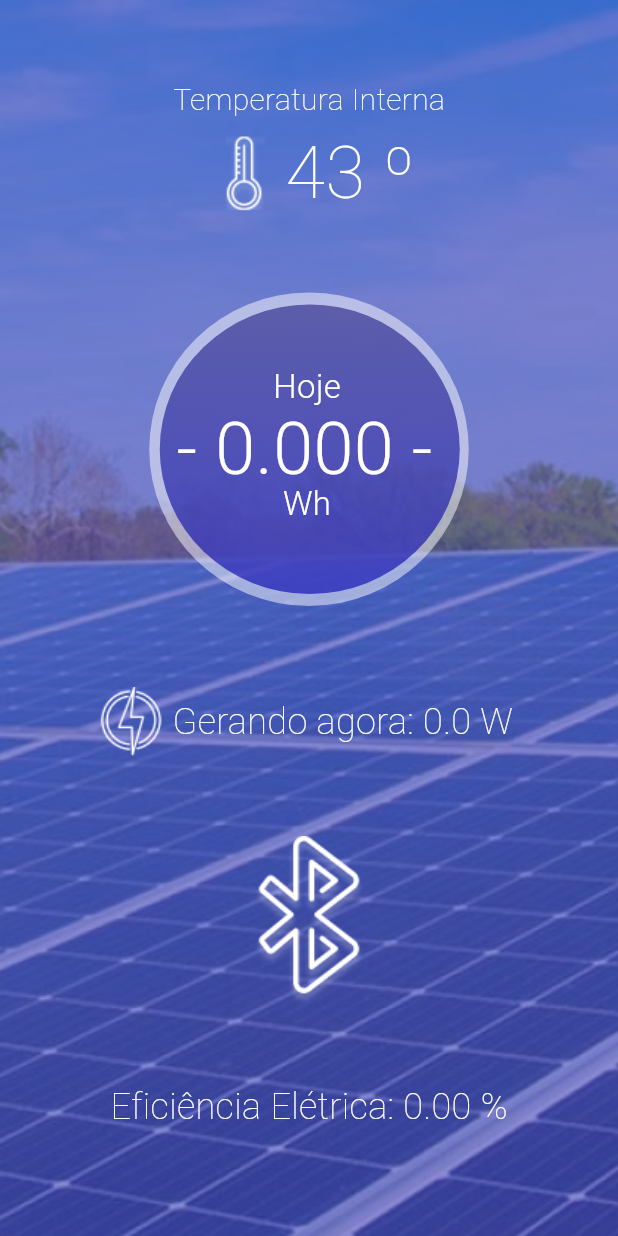
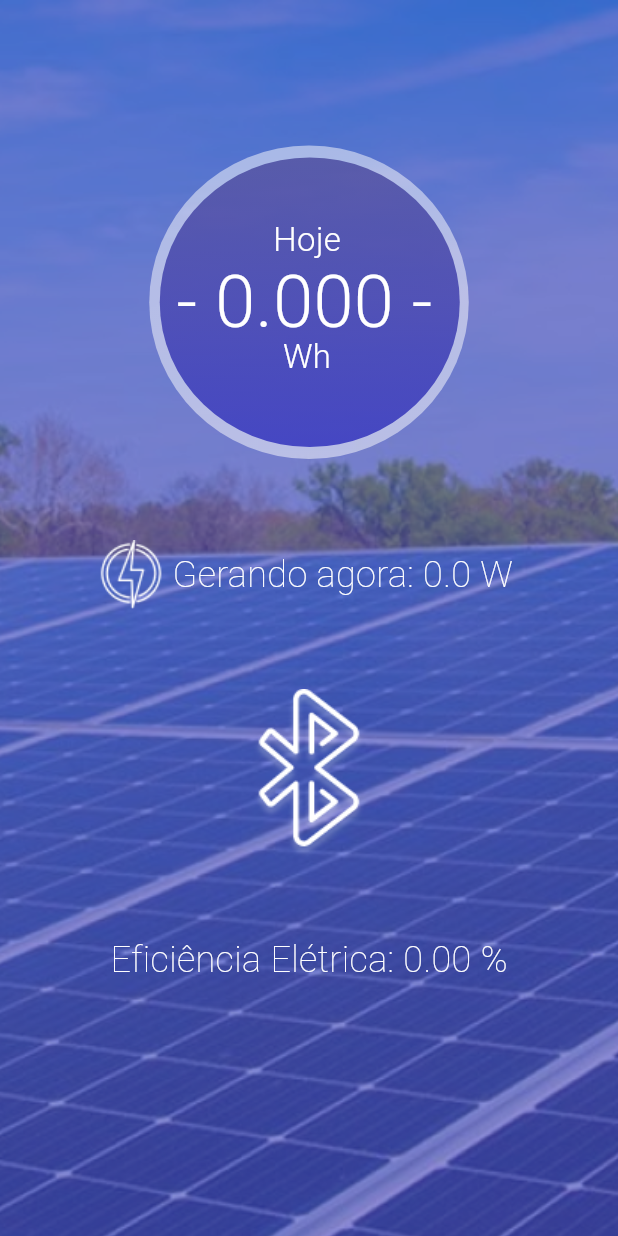
Before and after one commit to DennisBaracho/projeto_integrador, a Flutter app: the HomePage screen opened directly, on a phone screen of 412 x 824 dp. Run offline on Flutter 3.47's test engine with Material 3 defaults, Android fonts, the phone set to English and light mode, and no system bars; our stand-ins replace custom_navigation_bar, get, percent_indicator; missing offline and left inert: flutter_reactive_ble; Roboto replaces fonts that are missing (Montserrat).

Commit message:
finished app

```diff
--- a/lib/goals.dart
+++ b/lib/goals.dart
@@ -183,7 +183,7 @@ class _GoalsState extends State<Goals> {
                                     hoje = (value.isEmpty)
                                         ? 0
                                         : double.parse(value);
-                                    if (hoje < meta) {
+                                    if (hoje <= meta) {
                                       percent = hoje / meta;
                                       progress = percent * 100;
                                     }
--- a/lib/homepage.dart
+++ b/lib/homepage.dart
@@ -42,31 +42,9 @@ class _HomePageState extends State<HomePage> {
                         height: 52,
                       ),
                       //Temperatura
-                      const Text(
-                        'Temperatura Interna',
-                        style: TextStyle(
-                          fontSize: 20,
-                          color: Colors.white,
-                          fontWeight: FontWeight.w200,
-                        ),
-                      ),
                       Row(
                         mainAxisAlignment: MainAxisAlignment.center,
                         children: [
-                          SizedBox(
-                            width: 55,
-                            height: 53,
-                            child: Image.asset('assets/images/temperature.png'),
-                          ),
-                          Padding(
-                            padding: const EdgeInsets.all(0),
-                            child: Text('$temp º',
-                                style: const TextStyle(
-                                  fontSize: 48,
-                                  fontWeight: FontWeight.w200,
-                                  color: Colors.white,
-                                )),
-                          ),
                         ],
                       ),
                       const SizedBox(
@@ -221,7 +199,7 @@ class _HomePageState extends State<HomePage> {
                             ),
                           ]),
                       const SizedBox(
-                        height: 160,
+                        height: 250,
                       ),
                     ]),
               ),
```
